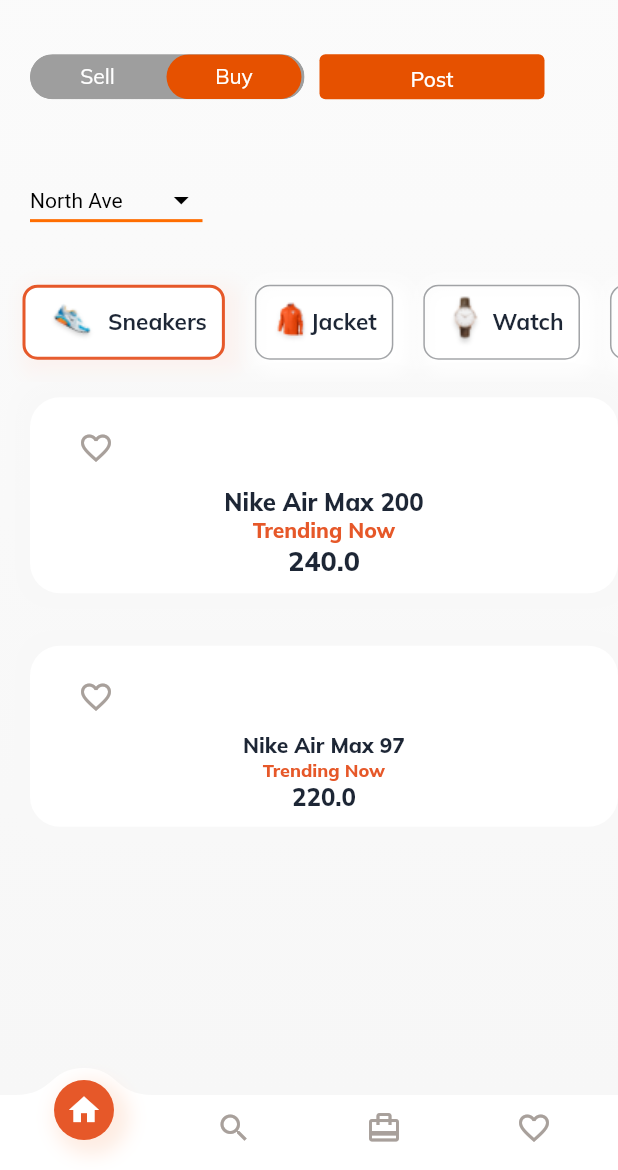
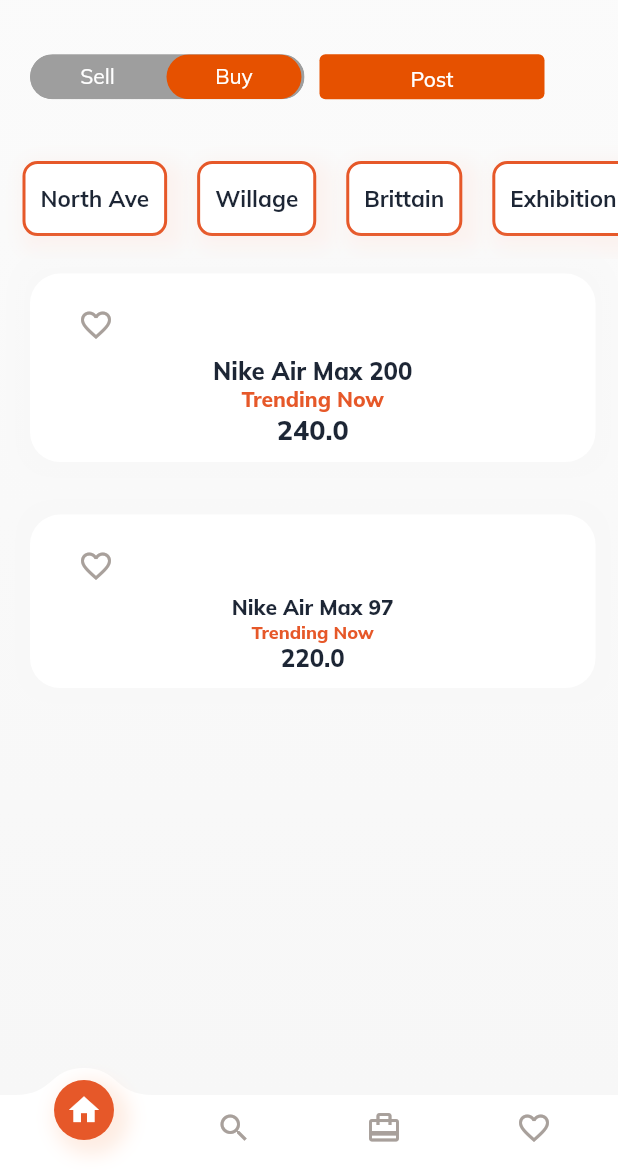
Before and after one commit to thecharlesjenkins/CryptoMeal, a Flutter app: the screen it shows after launch, on a phone screen of 412 x 824 dp, the part 66-1236 px from its top. Run offline on Flutter 3.47's test engine with Material 2 defaults, Android fonts, the phone set to English and light mode, and no system bars; drawn by our look-alikes of toggle_switch; our stand-ins replace google_fonts.

Commit message:
updated the choosing

```diff
--- a/lib/src/model/category.dart
+++ b/lib/src/model/category.dart
@@ -1,7 +1,9 @@
 class Category{
   int id ;
   String name ;
-  String image ;
+ // String image ;
   bool isSelected ;
-  Category({this.id,this.name,this.isSelected = false,this.image});
+  //Category({this.id,this.name,this.isSelected = false,this.image});
+  //final List<Category> selected_categories;
+  Category({this.id,this.name,this.isSelected = true});
 }
--- /dev/null
+++ b/lib/src/model/category_selected.dart
@@ -0,0 +1,14 @@
+import 'package:flutter_ecommerce_app/src/model/category.dart';
+
+class CategorySelected{
+  final  selected_categories = List<Category>();
+
+  add(Category category) {
+    this.selected_categories.add(category);
+  }
+
+  remove(Category category) {
+    this.selected_categories.remove(category);
+  }
+  //CategoryList({});
+}
--- a/lib/src/model/data.dart
+++ b/lib/src/model/data.dart
@@ -1,5 +1,6 @@
 import 'package:flutter_ecommerce_app/src/model/category.dart';
 import 'package:flutter_ecommerce_app/src/model/product.dart';
+import 'package:flutter_ecommerce_app/src/model/category_selected.dart';
 
 class AppData {
   static List<Product> productList = [
@@ -62,13 +63,37 @@ class AppData {
     Category(),
     Category(
         id: 1,
-        name: "Sneakers",
-        image: 'assets/shoe_thumb_2.png',
+        name: "North Ave",
+        //image: 'assets/shoe_thumb_2.png',
         isSelected: true),
-    Category(id: 2, name: "Jacket", image: 'assets/jacket.png'),
-    Category(id: 3, name: "Watch", image: 'assets/watch.png'),
-    Category(id: 4, name: "Watch", image: 'assets/watch.png'),
+    Category(id: 2, name: "Willage", isSelected: true),
+    Category(id: 3, name: "Brittain", isSelected: true),
+    Category(id: 4, name: "Exhibition Hall",isSelected: true),
+    /*
+    Category(id: 2, name: "Willage", image: 'assets/jacket.png'),
+    Category(id: 3, name: "Brittain", image: 'assets/watch.png'),
+    Category(id: 4, name: "Exhibition Hall", image: 'assets/watch.png'),
+    */
   ];
+
+  static var categorySelected = CategorySelected;
+
+
+
+  static List<Category> selectedCategory = [
+    Category(),
+    Category(
+        id: 1,
+        name: "North Ave",
+        //image: 'assets/shoe_thumb_2.png',
+        isSelected: true),
+    Category(id: 2, name: "Willage", isSelected: true),
+    Category(id: 3, name: "Brittain", isSelected: true),
+    Category(id: 4, name: "Exhibition Hall",isSelected: true),
+
+  ];
+
+
   static List<String> showThumbnailList = [
     "assets/shoe_thumb_5.png",
     "assets/shoe_thumb_1.png",
--- a/lib/src/pages/home_page.dart
+++ b/lib/src/pages/home_page.dart
@@ -1,5 +1,6 @@
 import 'package:flutter/gestures.dart';
 import 'package:flutter/material.dart';
+import 'package:flutter_ecommerce_app/src/model/category.dart';
 import 'package:flutter_ecommerce_app/src/model/data.dart';
 import 'package:flutter_ecommerce_app/src/themes/light_color.dart';
 import 'package:flutter_ecommerce_app/src/themes/theme.dart';
@@ -32,6 +33,7 @@ class _MyHomePageState extends State<MyHomePage> {
     ).ripple(() {}, borderRadius: BorderRadius.all(Radius.circular(13)));
   }
 
+ /*
   Widget _categoryWidget() {
     return Container(
      // margin: EdgeInsets.symmetric(vertical: 10),
@@ -49,6 +51,43 @@ class _MyHomePageState extends State<MyHomePage> {
                       item.isSelected = false;
                     });
                     model.isSelected = true;
+                  });
+                },
+              ),
+            )
+            .toList(),
+      ),
+    );
+  }
+  */
+
+  //static var categorySelected = CategorySelected;
+  //AppData.categorySelected.add()
+
+
+
+  Widget _categoryWidget() {
+    return Container(
+     // margin: EdgeInsets.symmetric(vertical: 10),
+      width: AppTheme.fullWidth(context),
+      height: 80,
+      child: ListView(
+        scrollDirection: Axis.horizontal,
+        children: AppData.categoryList
+            .map(
+              (category) => ProductIcon(
+                model: category,
+
+                onSelected: (model) {
+                  setState(() {
+                    if(model.isSelected) {
+                      AppData.selectedCategory.remove(model);
+                      model.isSelected = false;
+                    } else {
+                      AppData.selectedCategory.add(model);
+                      model.isSelected = true;
+                    }
+
                   });
                 },
               ),
@@ -212,7 +251,7 @@ class _MyHomePageState extends State<MyHomePage> {
   Widget _productWidget() {
     return Container(
       margin: EdgeInsets.symmetric(vertical: 10),
-      width: AppTheme.fullWidth(context),
+      width: AppTheme.fullWidth(context) - 15,
       height: AppTheme.fullWidth(context) * 1.2,
       child: GridView(
         gridDelegate: SliverGridDelegateWithFixedCrossAxisCount(
@@ -287,7 +326,7 @@ class _MyHomePageState extends State<MyHomePage> {
           children: <Widget>[
             // _search(),
             _topBar(),
-            _filters(),
+            //_filters(),
             _categoryWidget(),
             _productWidget(),
           ],
--- a/lib/src/widgets/product_icon.dart
+++ b/lib/src/widgets/product_icon.dart
@@ -40,7 +40,7 @@ class ProductIcon extends StatelessWidget {
               ),
               child: Row(
                 children: <Widget>[
-                  model.image != null ? Image.asset(model.image) : SizedBox(),
+                  //model.image != null ? Image.asset(model.image) : SizedBox(),
                   model.name == null
                       ? Container()
                       : Container(
```
Also changed, not shown: 5 other files.
